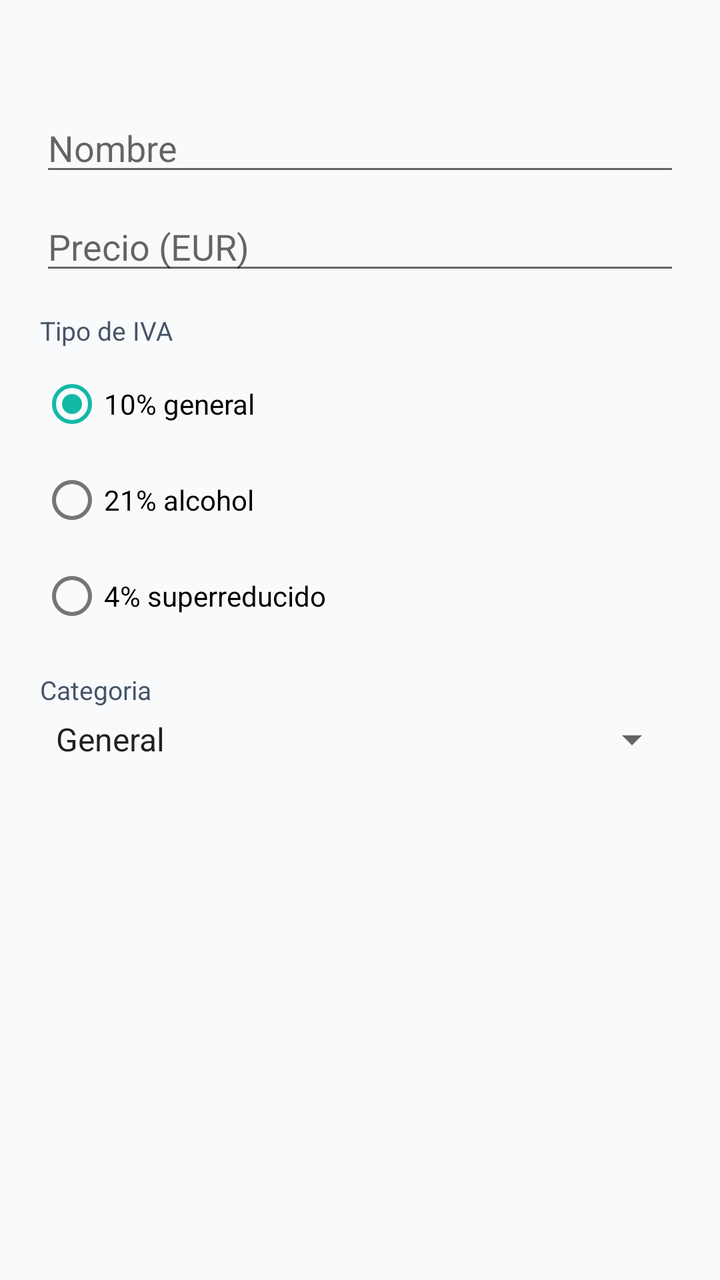
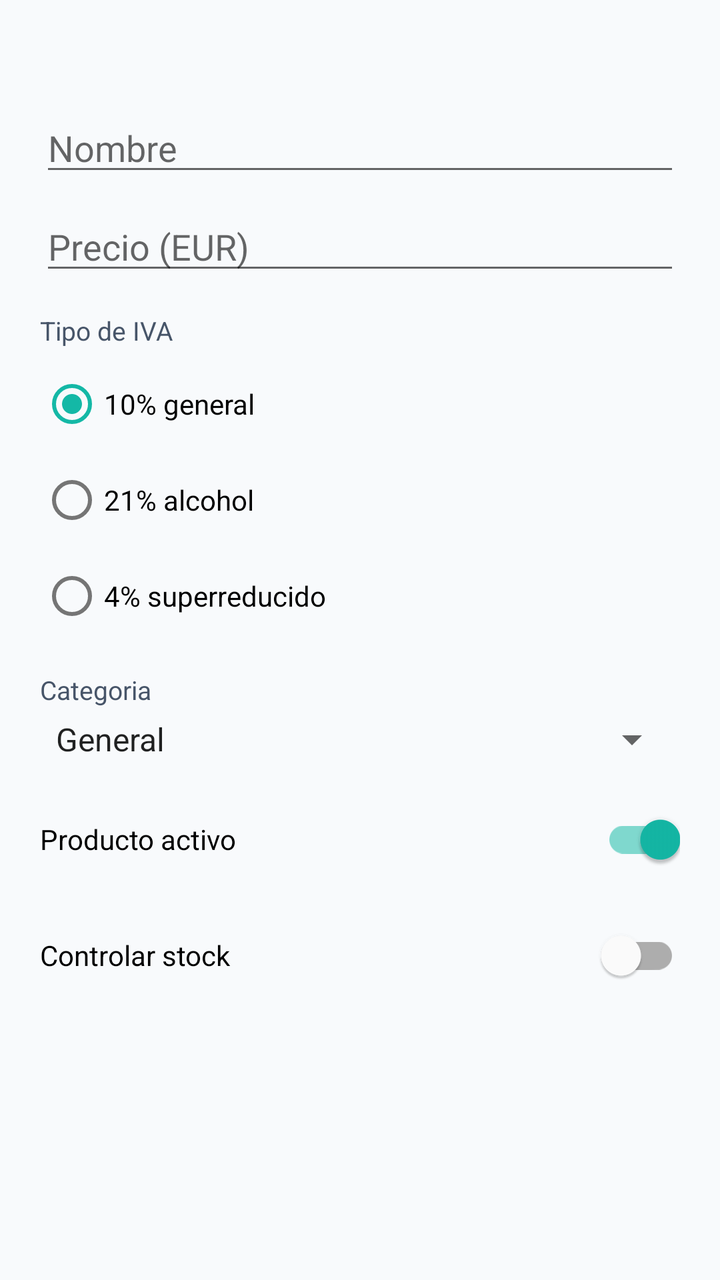

Two renders of the same Android screen: before a commit and after it. Below are the layout's source before the change and the commit's diff.
<!-- AndroidManifest.xml: application theme Theme.TFG_SOFTBAR -->
<!-- res/layout/dialog_producto.xml -->
<?xml version="1.0" encoding="utf-8"?>
<LinearLayout xmlns:android="http://schemas.android.com/apk/res/android"
    android:layout_width="match_parent"
    android:layout_height="wrap_content"
    android:orientation="vertical"
    android:padding="20dp">

    <TextView
        android:id="@+id/txt_codigo_dialog"
        android:layout_width="wrap_content"
        android:layout_height="wrap_content"
        android:textColor="@color/text_secondary"
        android:textSize="13sp" />

    <EditText
        android:id="@+id/input_nombre"
        android:layout_width="match_parent"
        android:layout_height="wrap_content"
        android:layout_marginTop="14dp"
        android:hint="@string/dialog_nombre_hint"
        android:inputType="textCapSentences" />

    <EditText
        android:id="@+id/input_precio"
        android:layout_width="match_parent"
        android:layout_height="wrap_content"
        android:layout_marginTop="8dp"
        android:hint="@string/dialog_precio_hint"
        android:inputType="numberDecimal" />

    <TextView
        android:layout_width="wrap_content"
        android:layout_height="wrap_content"
        android:layout_marginTop="14dp"
        android:text="@string/dialog_iva_label"
        android:textColor="@color/text_secondary"
        android:textSize="13sp" />

    <RadioGroup
        android:id="@+id/radio_iva_group"
        android:layout_width="match_parent"
        android:layout_height="wrap_content"
        android:layout_marginTop="4dp"
        android:orientation="vertical">

        <RadioButton
            android:id="@+id/radio_iva_10"
            android:layout_width="match_parent"
            android:layout_height="wrap_content"
            android:checked="true"
            android:text="@string/dialog_iva_10" />

        <RadioButton
            android:id="@+id/radio_iva_21"
            android:layout_width="match_parent"
            android:layout_height="wrap_content"
            android:text="@string/dialog_iva_21" />

        <RadioButton
            android:id="@+id/radio_iva_4"
            android:layout_width="match_parent"
            android:layout_height="wrap_content"
            android:text="@string/dialog_iva_4" />
    </RadioGroup>

    <TextView
        android:layout_width="wrap_content"
        android:layout_height="wrap_content"
        android:layout_marginTop="14dp"
        android:text="@string/dialog_categoria_label"
        android:textColor="@color/text_secondary"
        android:textSize="13sp" />

    <Spinner
        android:id="@+id/spinner_categoria"
        android:layout_width="match_parent"
        android:layout_height="wrap_content"
        android:layout_marginTop="4dp"
        android:entries="@array/categorias_producto" />

    <com.google.android.material.materialswitch.MaterialSwitch
        android:id="@+id/switch_activo"
        android:layout_width="match_parent"
        android:layout_height="wrap_content"
        android:layout_marginTop="14dp"
        android:checked="true"
        android:text="@string/dialog_activo" />

    <com.google.android.material.materialswitch.MaterialSwitch
        android:id="@+id/switch_stock"
        android:layout_width="match_parent"
        android:layout_height="wrap_content"
        android:layout_marginTop="10dp"
        android:text="@string/dialog_controlar_stock" />

    <LinearLayout
        android:id="@+id/grupo_stock"
        android:layout_width="match_parent"
        android:layout_height="wrap_content"
        android:layout_marginTop="6dp"
        android:orientation="horizontal"
        android:visibility="gone">

        <EditText
            android:id="@+id/input_stock"
            android:layout_width="0dp"
            android:layout_height="wrap_content"
            android:layout_marginEnd="6dp"
            android:layout_weight="1"
            android:hint="@string/dialog_stock_hint"
            android:inputType="number" />

        <EditText
            android:id="@+id/input_stock_minimo"
            android:layout_width="0dp"
            android:layout_height="wrap_content"
            android:layout_marginStart="6dp"
            android:layout_weight="1"
            android:hint="@string/dialog_stock_minimo_hint"
            android:inputType="number" />
    </LinearLayout>
</LinearLayout>
<!-- resources referenced by this layout -->
<resources>
  <string-array name="categorias_producto">
          <item>General</item>
          <item>Cafes</item>
          <item>Infusiones</item>
          <item>Refrescos</item>
          <item>Cervezas</item>
          <item>Vinos</item>
          <item>Licores</item>
          <item>Desayunos</item>
          <item>Tapas</item>
          <item>Raciones</item>
          <item>Bocadillos</item>
          <item>Montaditos</item>
          <item>Postres</item>
      </string-array>
  <color name="text_secondary">#475569</color>
  <string name="dialog_activo">Producto activo</string>
  <string name="dialog_categoria_label">Categoria</string>
  <string name="dialog_controlar_stock">Controlar stock</string>
  <string name="dialog_iva_10">10% general</string>
  <string name="dialog_iva_21">21% alcohol</string>
  <string name="dialog_iva_4">4% superreducido</string>
  <string name="dialog_iva_label">Tipo de IVA</string>
  <string name="dialog_nombre_hint">Nombre</string>
  <string name="dialog_precio_hint">Precio (EUR)</string>
  <string name="dialog_stock_hint">Stock actual</string>
  <string name="dialog_stock_minimo_hint">Stock minimo</string>
  <style name="Theme.TFG_SOFTBAR" parent="Theme.MaterialComponents.DayNight.NoActionBar">
          <item name="colorPrimary">@color/brand_600</item>
          <item name="colorPrimaryVariant">@color/brand_700</item>
          <item name="colorOnPrimary">@color/white</item>
          <item name="colorSecondary">@color/brand_500</item>
          <item name="colorSurface">@color/surface_0</item>
          <item name="android:windowBackground">@color/surface_50</item>
          <item name="android:statusBarColor">?attr/colorPrimaryVariant</item>
      </style>
  <color name="brand_600">#0F766E</color>
  <color name="brand_700">#115E59</color>
  <color name="white">#FFFFFFFF</color>
  <color name="brand_500">#14B8A6</color>
  <color name="surface_0">#FFFFFF</color>
  <color name="surface_50">#F8FAFC</color>
</resources>

<!-- the commit's change to res/layout/dialog_producto.xml (unified diff, before → after) -->
@@ -78,7 +78,7 @@
         android:layout_marginTop="4dp"
         android:entries="@array/categorias_producto" />
 
-    <com.google.android.material.materialswitch.MaterialSwitch
+    <com.google.android.material.switchmaterial.SwitchMaterial
         android:id="@+id/switch_activo"
         android:layout_width="match_parent"
         android:layout_height="wrap_content"
@@ -86,7 +86,7 @@
         android:checked="true"
         android:text="@string/dialog_activo" />
 
-    <com.google.android.material.materialswitch.MaterialSwitch
+    <com.google.android.material.switchmaterial.SwitchMaterial
         android:id="@+id/switch_stock"
         android:layout_width="match_parent"
         android:layout_height="wrap_content"
